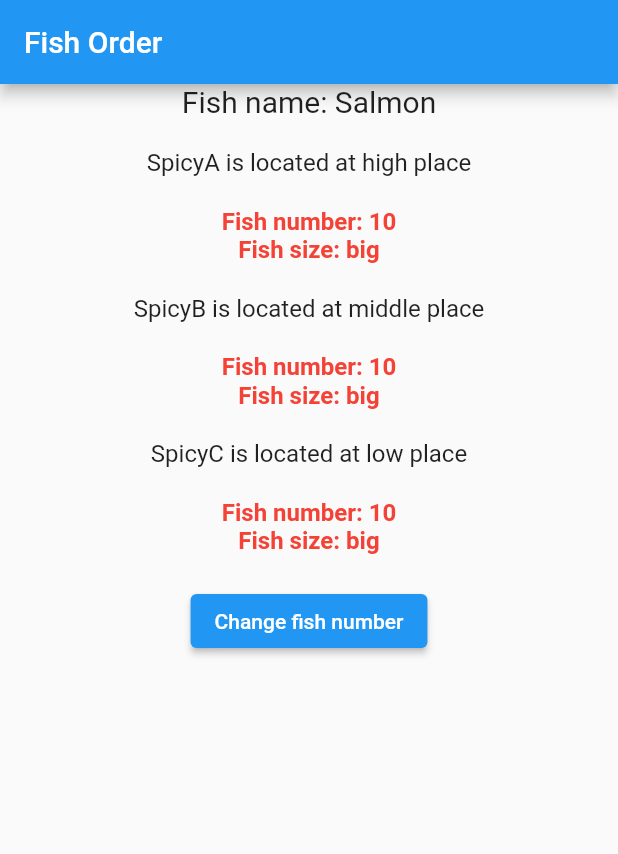
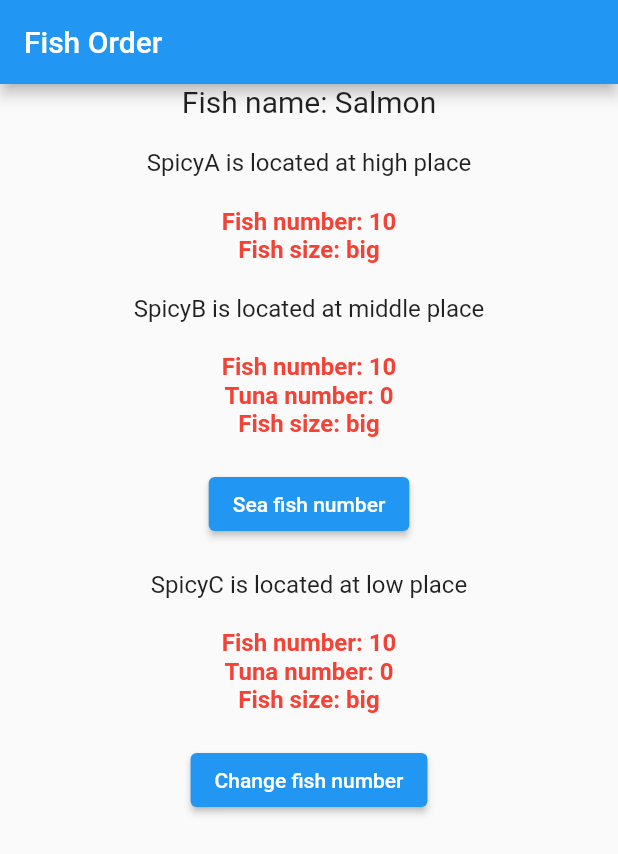
Before and after one commit to StudioZERONE/study_flutter_08_codingchef06_provider, a Flutter app: the screen it shows after launch, on a phone screen of 412 x 824 dp. Shown: the top 854 px of the screen. Run offline on Flutter 3.47's test engine with Material 2 defaults, Android fonts, the phone set to English and light mode, and no system bars.

Commit message:
MultiProvider 공부

```diff
--- a/lib/main.dart
+++ b/lib/main.dart
@@ -1,6 +1,7 @@
 import 'package:flutter/material.dart';
 import 'package:provider/provider.dart';
 import 'package:study_flutter_08_codingchef06_provider/fish_model.dart';
+import 'package:study_flutter_08_codingchef06_provider/seafish_model.dart';
 
 void main() {
   runApp(const MyApp());
@@ -12,12 +13,33 @@ class MyApp extends StatelessWidget {
   // This widget is the root of your application.
   @override
   Widget build(BuildContext context) {
-    return ChangeNotifierProvider(
-      create: (context) => FishModel(
-        name: 'Salmon',
-        number: 10,
-        size: 'big',
-      ),
+    // return ChangeNotifierProvider(
+    //   create: (context) => FishModel(
+    //     name: 'Salmon',
+    //     number: 10,
+    //     size: 'big',
+    //   ),
+    //   child: MaterialApp(
+    //     home: FishOrder(),
+    //   ),
+    // );
+    return MultiProvider(
+      providers: [
+        ChangeNotifierProvider(
+          create: (context) => FishModel(
+            name: 'Salmon',
+            number: 10,
+            size: 'big',
+          ),
+        ),
+        ChangeNotifierProvider(
+          create: (context) => SeafishModel(
+            name: 'tuna',
+            tunaNumber: 0,
+            size: 'middle',
+          ),
+        ),
+      ],
       child: MaterialApp(
         home: FishOrder(),
       ),
@@ -151,12 +173,30 @@ class SpicyB extends StatelessWidget {
           ),
         ),
         Text(
+          'Tuna number: ${Provider.of<SeafishModel>(context).tunaNumber}',
+          style: TextStyle(
+            fontSize: 16,
+            color: Colors.red,
+            fontWeight: FontWeight.bold,
+          ),
+        ),
+        Text(
           'Fish size: ${Provider.of<FishModel>(context).size}',
           style: TextStyle(
             fontSize: 16,
             color: Colors.red,
             fontWeight: FontWeight.bold,
           ),
+        ),
+        SizedBox(
+          height: 20,
+        ),
+        ElevatedButton(
+          onPressed: () {
+            Provider.of<SeafishModel>(context, listen: false)
+                .ChangeSeafishNumber();
+          },
+          child: Text('Sea fish number'),
         ),
         SizedBox(
           height: 20,
@@ -207,6 +247,14 @@ class SpicyC extends StatelessWidget {
           ),
         ),
         Text(
+          'Tuna number: ${Provider.of<SeafishModel>(context).tunaNumber}',
+          style: TextStyle(
+            fontSize: 16,
+            color: Colors.red,
+            fontWeight: FontWeight.bold,
+          ),
+        ),
+        Text(
           'Fish size: ${Provider.of<FishModel>(context).size}',
           style: TextStyle(
             fontSize: 16,
--- /dev/null
+++ b/lib/seafish_model.dart
@@ -0,0 +1,18 @@
+import 'package:flutter/material.dart';
+
+class SeafishModel with ChangeNotifier {
+  final String name;
+  int tunaNumber;
+  final String size;
+
+  SeafishModel({
+    required this.name,
+    required this.tunaNumber,
+    required this.size,
+  });
+
+  void ChangeSeafishNumber() {
+    tunaNumber++;
+    notifyListeners();
+  }
+}
```
